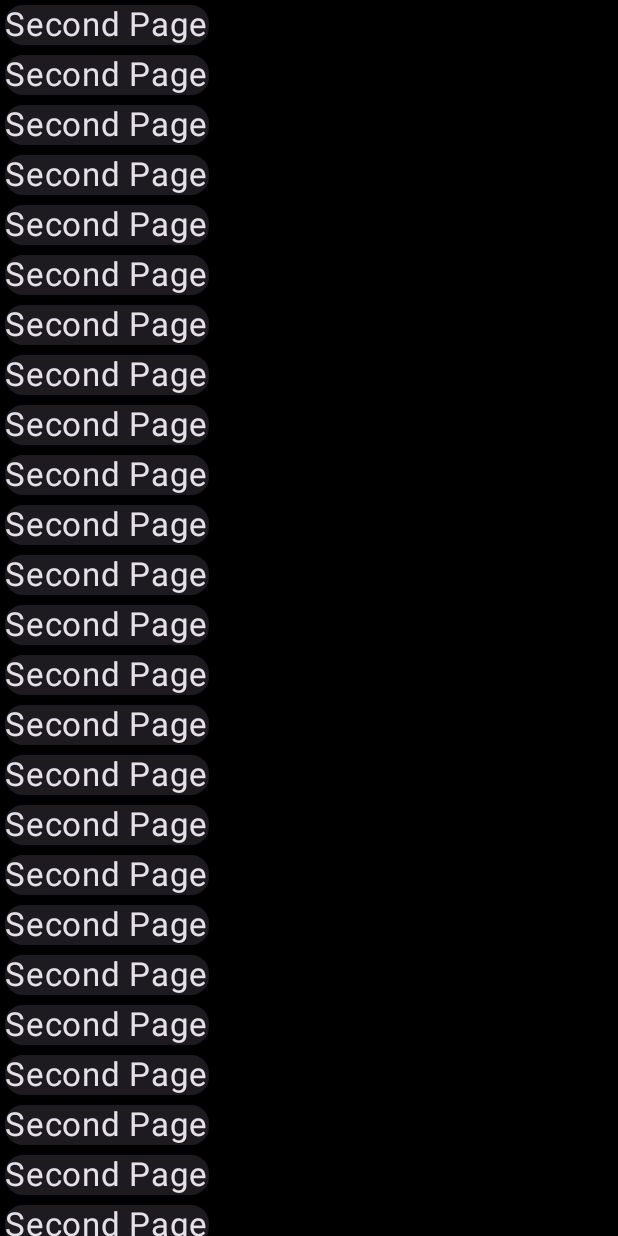
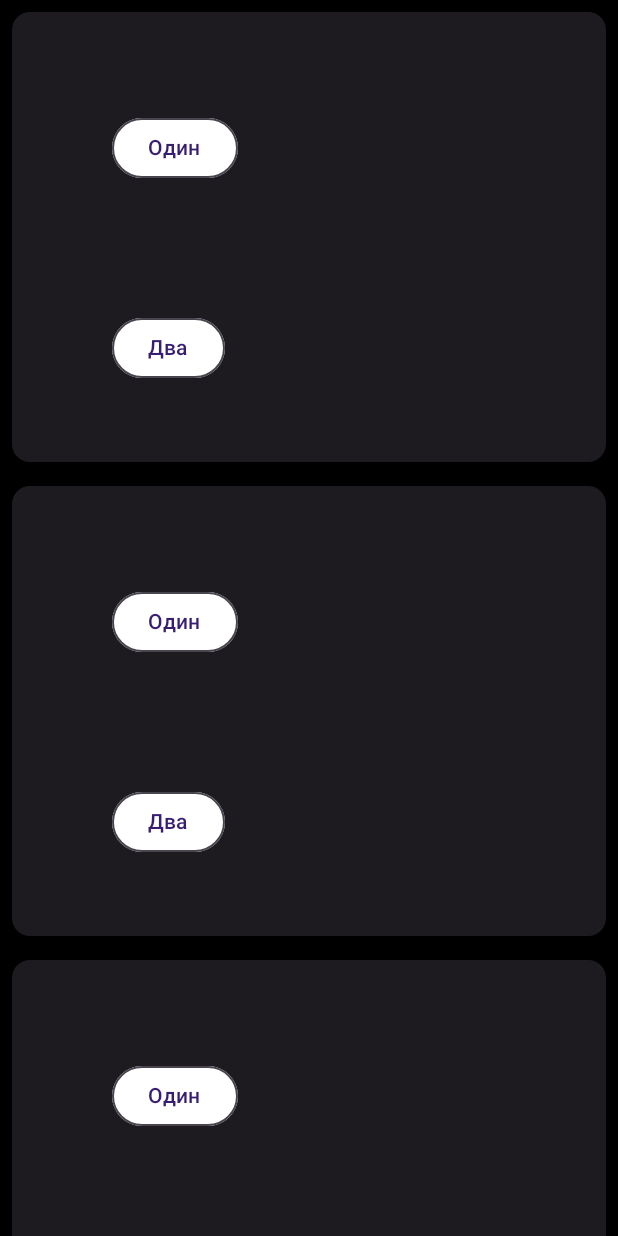
Before and after one commit to ShamsutOFF/AppForVKCup2022, an Android app built with Jetpack Compose: the composable DrawSecondPage shown on its own in the app's theme, on a phone screen of 412 x 824 dp. Run offline under Robolectric (Android 15) with nearby library versions, the phone set to English and light mode, and no system bars.

```diff
--- a/app/src/main/java/com/example/appforvkcup2022/second_stage/FourthPage.kt
+++ /dev/null
@@ -1,20 +0,0 @@
-package com.example.appforvkcup2022.second_stage
-
-import androidx.compose.foundation.layout.padding
-import androidx.compose.foundation.lazy.LazyColumn
-import androidx.compose.material3.ElevatedCard
-import androidx.compose.material3.Text
-import androidx.compose.runtime.Composable
-import androidx.compose.ui.Modifier
-import androidx.compose.ui.unit.dp
-import androidx.compose.ui.unit.sp
-
-@Composable
-fun DrawFourthPage() {
-    LazyColumn() {
-        items(count = Int.MAX_VALUE) { count ->
-            ElevatedCard(modifier = Modifier.padding(3.dp)) {
-                Text(text = "Fourth Page", fontSize = 22.sp)            }
-        }
-    }
-}
--- a/app/src/main/java/com/example/appforvkcup2022/second_stage/SecondStageScreen.kt
+++ b/app/src/main/java/com/example/appforvkcup2022/second_stage/SecondStageScreen.kt
@@ -1,5 +1,3 @@
-@file:OptIn(ExperimentalComposeUiApi::class)
-
 package com.example.appforvkcup2022.second_stage
 
 import androidx.compose.foundation.background
@@ -15,6 +13,7 @@ import androidx.compose.ui.ExperimentalComposeUiApi
 import androidx.compose.ui.Modifier
 import androidx.compose.ui.graphics.Color
 import androidx.compose.ui.unit.dp
+import com.example.appforvkcup2022.second_stage.pages.*
 import com.google.accompanist.pager.ExperimentalPagerApi
 import com.google.accompanist.pager.HorizontalPager
 import com.google.accompanist.pager.HorizontalPagerIndicator
--- a/app/src/main/java/com/example/appforvkcup2022/second_stage/FifthPageStars.kt
+++ b/app/src/main/java/com/example/appforvkcup2022/second_stage/pages/FifthPageStars.kt
@@ -1,4 +1,4 @@
-package com.example.appforvkcup2022.second_stage
+package com.example.appforvkcup2022.second_stage.pages
 
 import android.view.MotionEvent
 import androidx.compose.animation.core.*
--- a/app/src/main/java/com/example/appforvkcup2022/second_stage/FirstPageSurveyForm.kt
+++ b/app/src/main/java/com/example/appforvkcup2022/second_stage/pages/FirstPageSurveyForm.kt
@@ -1,4 +1,4 @@
-package com.example.appforvkcup2022.second_stage
+package com.example.appforvkcup2022.second_stage.pages
 
 import androidx.compose.animation.core.LinearEasing
 import androidx.compose.animation.core.animateFloatAsState
@@ -9,8 +9,11 @@ import androidx.compose.foundation.shape.RoundedCornerShape
 import androidx.compose.material.icons.Icons
 import androidx.compose.material.icons.filled.Done
 import androidx.compose.material3.*
-import androidx.compose.runtime.*
+import androidx.compose.runtime.Composable
+import androidx.compose.runtime.getValue
+import androidx.compose.runtime.mutableStateOf
 import androidx.compose.runtime.saveable.rememberSaveable
+import androidx.compose.runtime.setValue
 import androidx.compose.ui.Alignment
 import androidx.compose.ui.Modifier
 import androidx.compose.ui.draw.alpha
@@ -21,7 +24,10 @@ import com.example.appforvkcup2022.R
 import com.example.appforvkcup2022.first_stage.DIMENS
 import com.example.appforvkcup2022.second_stage.model.Answer
 import com.example.appforvkcup2022.second_stage.model.SurveyForm
-import com.example.appforvkcup2022.ui.theme.*
+import com.example.appforvkcup2022.ui.theme.Green
+import com.example.appforvkcup2022.ui.theme.InvisibleColor
+import com.example.appforvkcup2022.ui.theme.Red
+import com.example.appforvkcup2022.ui.theme.White
 import kotlin.random.Random
 
 @Composable
@@ -128,12 +134,12 @@ private fun DrawChip(answer: Answer, enabled: Boolean, click: () -> Unit) {
     }
 }
 
-fun getRandomSurveyForm(): SurveyForm {
+private fun getRandomSurveyForm(): SurveyForm {
     val forms = getSurveyForms()
     return forms[Random.nextInt(forms.size)]
 }
 
-fun getSurveyForms(): List<SurveyForm> {
+private fun getSurveyForms(): List<SurveyForm> {
     return listOf(
         SurveyForm(
             "Почему змеи высовывают язык:", listOf(
@@ -177,7 +183,7 @@ fun getSurveyForms(): List<SurveyForm> {
     )
 }
 
-fun getRandomPercentForAnswers(answersQuantity: Int): List<Int> {
+private fun getRandomPercentForAnswers(answersQuantity: Int): List<Int> {
     var maxPercent = 100
     val listOfPercents = mutableListOf<Int>()
     return if (answersQuantity > 1) {
--- a/app/src/main/java/com/example/appforvkcup2022/second_stage/SecondPage.kt
+++ b/app/src/main/java/com/example/appforvkcup2022/second_stage/pages/FourthPage.kt
@@ -1,4 +1,4 @@
-package com.example.appforvkcup2022.second_stage
+package com.example.appforvkcup2022.second_stage.pages
 
 import androidx.compose.foundation.layout.padding
 import androidx.compose.foundation.lazy.LazyColumn
@@ -9,13 +9,12 @@ import androidx.compose.ui.Modifier
 import androidx.compose.ui.unit.dp
 import androidx.compose.ui.unit.sp
 
-
 @Composable
-fun DrawSecondPage() {
+fun DrawFourthPage() {
     LazyColumn() {
         items(count = Int.MAX_VALUE) { count ->
             ElevatedCard(modifier = Modifier.padding(3.dp)) {
-                Text(text = "Second Page", fontSize = 22.sp)            }
+                Text(text = "Fourth Page", fontSize = 22.sp)            }
         }
     }
 }
--- /dev/null
+++ b/app/src/main/java/com/example/appforvkcup2022/second_stage/pages/SecondPageComparisonBetwenTwoElements.kt
@@ -0,0 +1,172 @@
+package com.example.appforvkcup2022.second_stage.pages
+
+import androidx.compose.foundation.gestures.detectDragGestures
+import androidx.compose.foundation.layout.*
+import androidx.compose.foundation.lazy.LazyColumn
+import androidx.compose.material3.ButtonDefaults
+import androidx.compose.material3.ElevatedCard
+import androidx.compose.material3.OutlinedButton
+import androidx.compose.material3.Text
+import androidx.compose.runtime.*
+import androidx.compose.ui.Modifier
+import androidx.compose.ui.input.pointer.pointerInput
+import androidx.compose.ui.platform.LocalContext
+import androidx.compose.ui.unit.IntOffset
+import androidx.compose.ui.unit.dp
+import com.example.appforvkcup2022.ui.theme.White
+import kotlin.math.roundToInt
+import kotlin.random.Random
+
+private const val ROUND = 100
+
+@Composable
+fun DrawSecondPage() {
+    val context = LocalContext.current
+    LazyColumn() {
+        items(count = Int.MAX_VALUE) { count ->
+            ElevatedCard(
+                modifier = Modifier.padding(
+                    8.dp,
+                    8.dp
+                )
+            ) {
+                Box(
+                    modifier = Modifier
+                        .fillMaxWidth()
+                        .height(300.dp)
+                ) {
+                    val comparison = getRandomComparison()
+                    var x = 100.0f
+                    var y = 100.0f
+                    var id = 0
+                    comparison.pairs.forEach {
+                        DrawBubble(startValueX = x, startValueY = y, text = it.first, id = id)
+                        DrawBubble(startValueX = x+900, startValueY = y, text = it.second, id = id)
+                        y += 200
+                    }
+
+
+//Здесь было то что в низу закоментировано
+                }
+            }
+        }
+    }
+}
+
+@Composable
+fun DrawBubble(startValueX: Float, startValueY: Float, text: String, id: Int) {
+    var offsetX by remember { mutableStateOf(startValueX) }
+    var offsetY by remember { mutableStateOf(startValueY) }
+    OutlinedButton(onClick = {},
+        colors = ButtonDefaults.buttonColors(containerColor = White),
+        modifier = Modifier
+            .offset { IntOffset(offsetX.roundToInt(), offsetY.roundToInt()) }
+            .pointerInput(Unit) {
+                detectDragGestures(
+                    onDrag = { change, dragAmount ->
+                        change.consume()
+                        offsetX += dragAmount.x
+                        offsetY += dragAmount.y
+                    },
+                    onDragEnd = {
+                        //TODO вызвать коллбэк и отправить новые координаты с ID
+                    }
+                )
+            }
+    ) {
+        Text(text = text)
+    }
+}
+private fun getRandomComparison(): Comparison {
+    val forms = getAllComparison()
+    return forms[Random.nextInt(forms.size)]
+}
+
+private fun getAllComparison(): List<Comparison> {
+    return listOf(
+        Comparison(
+            listOf(
+                Pair("Один", "1"),
+                Pair("Два", "2"),
+                Pair("Три", "3"),
+                Pair("Четыре", "4")
+            )
+        )
+    )
+}
+
+data class Comparison(
+    val pairs: List<Pair<String, String>>,
+)
+
+
+
+//                    var offsetX by remember { mutableStateOf(0f) }
+//                    var offsetY by remember { mutableStateOf(0f) }
+//
+//                    var offsetX2 by remember { mutableStateOf(1000f) }
+//                    var offsetY2 by remember { mutableStateOf(0f) }
+//
+//                    OutlinedButton(onClick = {},
+//                        colors = ButtonDefaults.buttonColors(containerColor = White),
+//                        modifier = Modifier
+//                            .offset { IntOffset(offsetX.roundToInt(), offsetY.roundToInt()) }
+//                            .pointerInput(Unit) {
+//                                detectDragGestures(
+//                                    onDrag = { change, dragAmount ->
+//                                        change.consume()
+//                                        offsetX += dragAmount.x
+//                                        offsetY += dragAmount.y
+//                                    },
+//                                    onDragEnd = {
+//                                        if (offsetX in offsetX2 - ROUND..offsetX2 + ROUND &&
+//                                            offsetY in offsetY2 - ROUND..offsetY2 + ROUND
+//                                        ) {
+//                                            Toast
+//                                                .makeText(
+//                                                    context,
+//                                                    "СОВПАЛОСЬ FIRST",
+//                                                    Toast.LENGTH_SHORT
+//                                                )
+//                                                .show()
+//                                            println("detectDragGestures! onDragEnd!! FIRST")
+//                                            println("СОВПАЛОСЬ!!!")
+//                                        }
+//                                    }
+//                                )
+//                            }
+//                    ) {
+//                        Text(text = "FIRST")
+//                    }
+//
+//                    OutlinedButton(onClick = {},
+//                        colors = ButtonDefaults.buttonColors(containerColor = White),
+//                        modifier = Modifier
+//                            .offset { IntOffset(offsetX2.roundToInt(), offsetY2.roundToInt()) }
+//                            .pointerInput(Unit) {
+//                                detectDragGestures(
+//                                    onDrag = { change, dragAmount ->
+//                                        change.consume()
+//                                        offsetX2 += dragAmount.x
+//                                        offsetY2 += dragAmount.y
+//                                    },
+//                                    onDragEnd = {
+//                                        if (offsetX in offsetX2 - ROUND..offsetX2 + ROUND &&
+//                                            offsetY in offsetY2 - ROUND..offsetY2 + ROUND
+//                                        ) {
+//                                            Toast
+//                                                .makeText(
+//                                                    context,
+//                                                    "СОВПАЛОСЬ SECOND",
+//                                                    Toast.LENGTH_SHORT
+//                                                )
+//                                                .show()
+//                                            println("detectDragGestures! onDragEnd!! SECOND")
+//                                            println("СОВПАЛОСЬ!!! SECOND")
+//                                        }
+//                                    }
+//                                )
+//                            }
+//                    ) {
+//                        Text(text = "SECOND")
+//                    }
--- a/app/src/main/java/com/example/appforvkcup2022/second_stage/ThirdPage.kt
+++ b/app/src/main/java/com/example/appforvkcup2022/second_stage/pages/ThirdPage.kt
@@ -1,4 +1,4 @@
-package com.example.appforvkcup2022.second_stage
+package com.example.appforvkcup2022.second_stage.pages
 
 import androidx.compose.foundation.layout.padding
 import androidx.compose.foundation.lazy.LazyColumn
@@ -9,7 +9,6 @@ import androidx.compose.ui.Modifier
 import androidx.compose.ui.unit.dp
 import androidx.compose.ui.unit.sp
 
-
 @Composable
 fun DrawThirdPage() {
     LazyColumn() {
```
